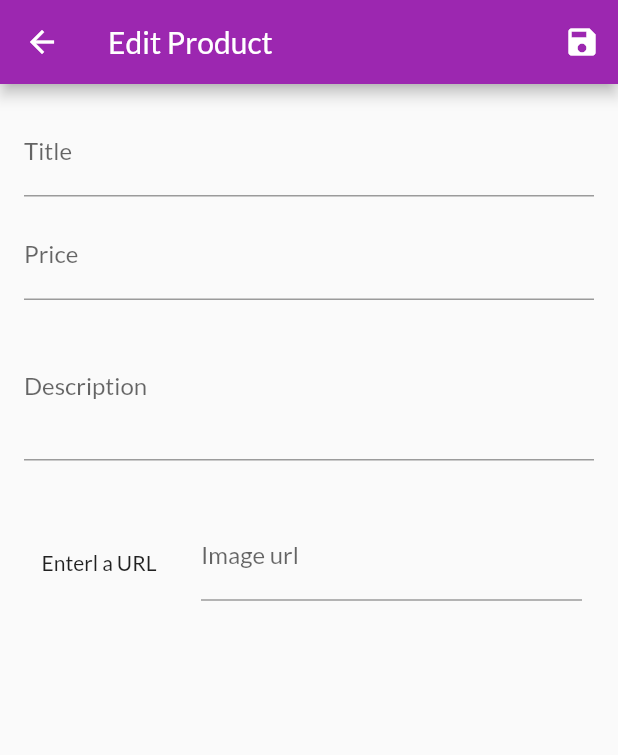
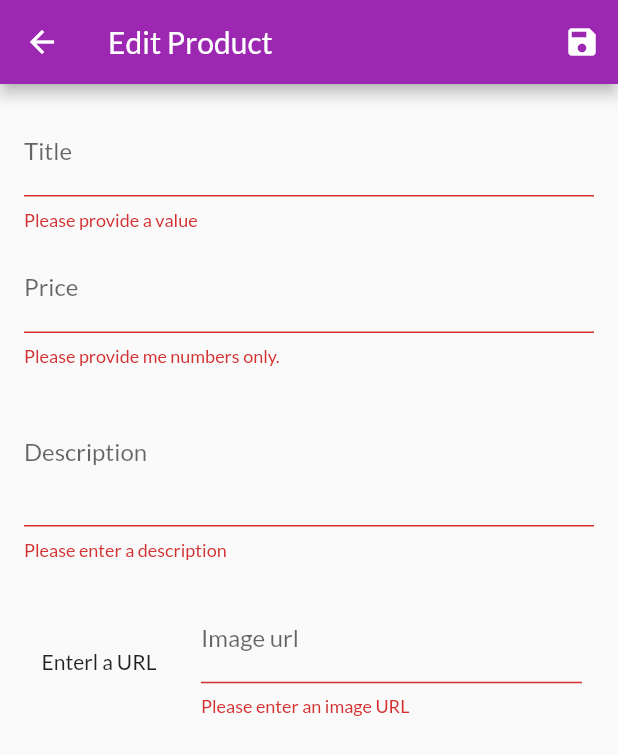
Before and after one commit to daveborka/FlutterShopLP, a Flutter app: the EditProductScreen screen opened by its route, after a tap on the "save" icon, on a phone screen of 412 x 824 dp. Shown: the top 755 px of the screen. Run offline on Flutter 3.47's test engine with Material 2 defaults, Android fonts, the light colour scheme and no system bars; network calls fail.

Commit message:
Edding exisiting product and adding form validation

```diff
--- a/flutter_shop_app/lib/screens/edit_product_screen.dart
+++ b/flutter_shop_app/lib/screens/edit_product_screen.dart
@@ -6,6 +6,7 @@ import '../providers/products.dart';
 
 class EditProductScreen extends StatefulWidget {
   static String routeName = "/edit-product";
+
   @override
   _EditProductScreenState createState() => _EditProductScreenState();
 }
@@ -16,10 +17,16 @@ class _EditProductScreenState extends State<EditProductScreen> {
   final _imageUrlTextController = TextEditingController();
   final _imageFocusNode = FocusNode();
   final _fomrKey = GlobalKey<FormState>();
+  Product _editedProduct = Product(
+      id: null, title: null, description: null, price: null, imageUrl: null);
 
-  Product _edidetProduct =
-      Product(id: null, title: '', description: '', price: 0, imageUrl: '');
-
+  var _isInit = true;
+  var initValue = {
+    'title': '',
+    'price': '',
+    'description': '',
+    'imageUrl': '',
+  };
   @override
   void dispose() {
     // TODO: implement dispose
@@ -34,12 +41,45 @@ class _EditProductScreenState extends State<EditProductScreen> {
   @override
   void initState() {
     _imageFocusNode.addListener(updateImageUrl);
+
     // TODO: implement initState
     super.initState();
   }
 
+  @override
+  void didChangeDependencies() {
+    if (_isInit) {
+      var routeArg = ModalRoute.of(context).settings.arguments as String;
+      if (routeArg != null) {
+        _editedProduct =
+            Provider.of<Products>(context, listen: false).findById(routeArg);
+        initValue['title'] = _editedProduct.title;
+        initValue['price'] = _editedProduct.price.toString();
+        initValue['description'] = _editedProduct.description;
+        _imageUrlTextController.text = _editedProduct.imageUrl;
+      }
+    }
+    _isInit = false;
+    // TODO: implement didChangeDependencies
+    super.didChangeDependencies();
+  }
+
   void updateImageUrl() {
     if (!_imageFocusNode.hasFocus) {
+      if (_imageUrlTextController.text.isEmpty) {}
+      if (_imageUrlTextController.text.isEmpty) {
+        return;
+      }
+
+      if (_imageUrlTextController.text.startsWith('http') &&
+          _imageUrlTextController.text.startsWith('https')) {
+        return;
+      }
+
+      if (_imageUrlTextController.text.endsWith('jpg') &&
+          _imageUrlTextController.text.endsWith('png')) {
+        return;
+      }
       setState(() {});
     }
   }
@@ -47,10 +87,24 @@ class _EditProductScreenState extends State<EditProductScreen> {
   @override
   Widget build(BuildContext context) {
     var productContainer = Provider.of<Products>(context);
-
+    // var routeArg = ModalRoute.of(context).settings.arguments as String;
+    // if (routeArg != null) {
+    //   setState(() {
+    //     _editedProduct = productContainer.findById(routeArg);
+    //   });
+    // }
     void _saveForm() {
+      final isValid = _fomrKey.currentState.validate();
+      if (!isValid) {
+        return;
+      }
       _fomrKey.currentState.save();
-      productContainer.addProduct(_edidetProduct);
+      if (_editedProduct.id != null) {
+        productContainer.updateProduct(_editedProduct.id, _editedProduct);
+      } else {
+        productContainer.addProduct(_editedProduct);
+      }
+      Navigator.of(context).pop();
     }
 
     return Scaffold(
@@ -65,24 +119,33 @@ class _EditProductScreenState extends State<EditProductScreen> {
             child: ListView(
               children: [
                 TextFormField(
+                  initialValue: initValue['title'],
                   decoration: InputDecoration(labelText: 'Title'),
                   textInputAction: TextInputAction.next,
                   onFieldSubmitted: (_) {
                     FocusScope.of(context).requestFocus(_priceFocusNode);
                   },
+                  validator: (value) {
+                    if (value.isEmpty) {
+                      return 'Please provide a value';
+                    }
+                    return null;
+                  },
                   onSaved: (newValue) {
-                    _edidetProduct = Product(
+                    _editedProduct = Product(
                         title: newValue,
-                        id: null,
-                        description: _edidetProduct.description,
-                        price: _edidetProduct.price,
-                        imageUrl: _edidetProduct.imageUrl);
+                        id: _editedProduct.id,
+                        description: _editedProduct.description,
+                        price: _editedProduct.price,
+                        imageUrl: _editedProduct.imageUrl,
+                        isFavorite: _editedProduct.isFavorite);
                   },
                 ),
                 SizedBox(
                   height: 10,
                 ),
                 TextFormField(
+                  initialValue: initValue['price'],
                   decoration: InputDecoration(labelText: 'Price'),
                   textInputAction: TextInputAction.next,
                   keyboardType: TextInputType.number,
@@ -91,29 +154,53 @@ class _EditProductScreenState extends State<EditProductScreen> {
                     FocusScope.of(context).requestFocus(_descriptionFocusNode);
                   },
                   onSaved: (newValue) {
-                    _edidetProduct = Product(
-                        title: _edidetProduct.title,
-                        id: null,
-                        description: _edidetProduct.description,
+                    _editedProduct = Product(
+                        title: _editedProduct.title,
+                        id: _editedProduct.id,
+                        description: _editedProduct.description,
                         price: double.parse(newValue),
-                        imageUrl: _edidetProduct.imageUrl);
+                        imageUrl: _editedProduct.imageUrl,
+                        isFavorite: _editedProduct.isFavorite);
+                  },
+                  validator: (value) {
+                    double price = double.tryParse(value);
+                    if (price == null) {
+                      return "Please provide me numbers only.";
+                    }
+                    if (price <= 0.0) {
+                      return "The price should be greater than zero.";
+                    }
+                    return null;
                   },
                 ),
                 SizedBox(
                   height: 10,
                 ),
                 TextFormField(
+                  initialValue: initValue['description'],
                   decoration: InputDecoration(labelText: 'Description'),
                   maxLines: 3,
                   keyboardType: TextInputType.multiline,
                   focusNode: _descriptionFocusNode,
                   onSaved: (newVal) {
-                    _edidetProduct = Product(
-                        title: _edidetProduct.title,
-                        id: null,
+                    _editedProduct = Product(
+                        title: _editedProduct.title,
+                        id: _editedProduct.id,
                         description: newVal,
-                        price: _edidetProduct.price,
-                        imageUrl: _edidetProduct.imageUrl);
+                        price: _editedProduct.price,
+                        imageUrl: _editedProduct.imageUrl,
+                        isFavorite: _editedProduct.isFavorite);
+                  },
+                  validator: (value) {
+                    if (value.isEmpty) {
+                      return 'Please enter a description';
+                    }
+
+                    if (value.length < 10) {
+                      return 'The description shoul be at least 10 character long.';
+                    }
+
+                    return null;
                   },
                 ),
                 SizedBox(
@@ -143,18 +230,35 @@ class _EditProductScreenState extends State<EditProductScreen> {
                           textInputAction: TextInputAction.done,
                           controller: _imageUrlTextController,
                           onSaved: (val) {
-                            _edidetProduct = Product(
-                                title: _edidetProduct.title,
-                                id: null,
-                                description: _edidetProduct.description,
-                                price: _edidetProduct.price,
-                                imageUrl: val);
+                            _editedProduct = Product(
+                                title: _editedProduct.title,
+                                id: _editedProduct.id,
+                                description: _editedProduct.description,
+                                price: _editedProduct.price,
+                                imageUrl: val,
+                                isFavorite: _editedProduct.isFavorite);
                           },
                           onFieldSubmitted: (_) => _saveForm(),
                           onEditingComplete: () {
                             setState(() {});
                           },
                           focusNode: _imageFocusNode,
+                          validator: (value) {
+                            if (value.isEmpty) {
+                              return 'Please enter an image URL';
+                            }
+
+                            if (!value.startsWith('http') &&
+                                !value.startsWith('https')) {
+                              return 'Please enter a valid image URL';
+                            }
+
+                            if (!value.endsWith('jpg') &&
+                                !value.endsWith('png')) {
+                              return 'Please enter a valid image URL';
+                            }
+                            return null;
+                          },
                         ),
                       ),
                     ),
--- a/flutter_shop_app/lib/screens/user_products.dart
+++ b/flutter_shop_app/lib/screens/user_products.dart
@@ -27,7 +27,7 @@ class UserProductsScree extends StatelessWidget {
       body: Padding(
         padding: const EdgeInsets.all(8),
         child: ListView.builder(
-          itemBuilder: (_, index) => UserProductItem(
+          itemBuilder: (_, index) => UserProductItem(allProducts[index].id,
               allProducts[index].title, allProducts[index].imageUrl),
           itemCount: allProducts.length,
         ),
```
Also changed, not shown: flutter_shop_app/lib/providers/products.dart (+14 -2 lines), flutter_shop_app/lib/widgets/user_product_item.dart (+7 -2 lines).
